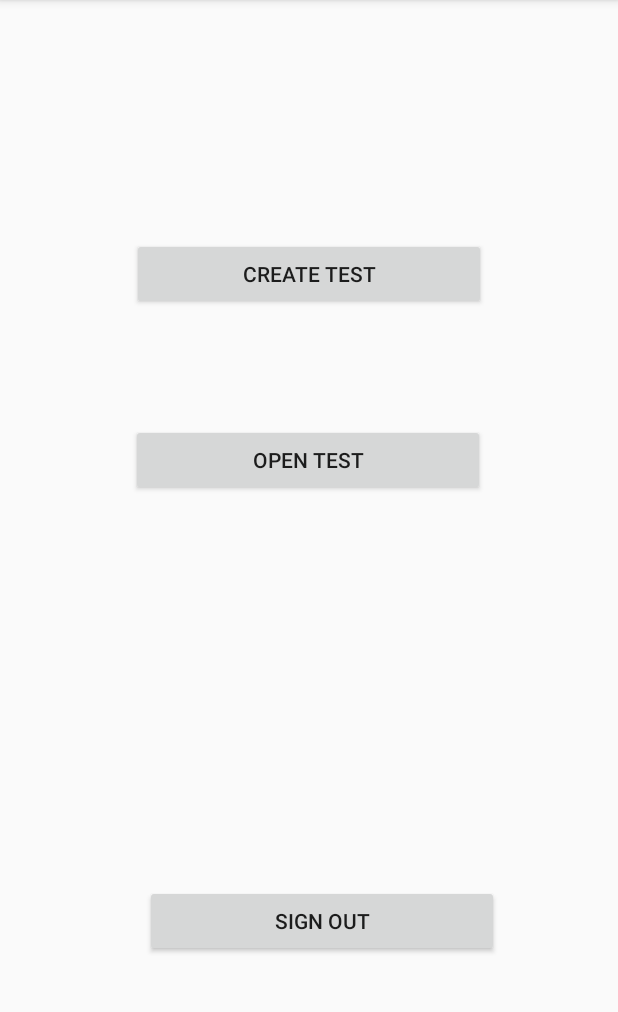
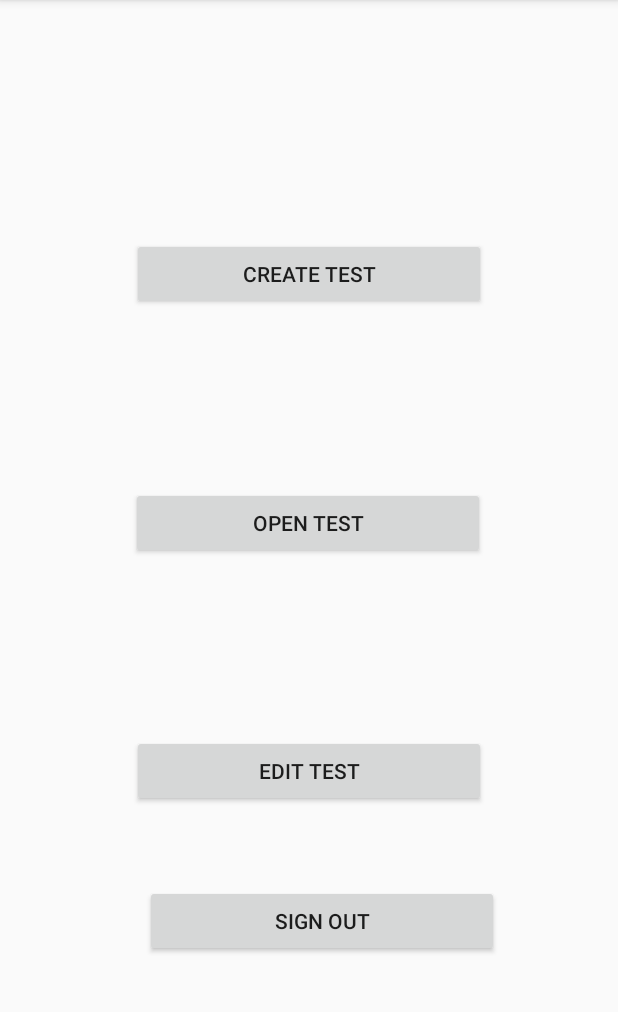
Before and after one commit to fmadrid1317/COP-4331-Testy, an Android app: the MainMenuActivity screen opened directly, with no data from a screen before it, on a phone screen of 412 x 824 dp, the part 84-1096 px from its top. Run offline under Robolectric (Android 15) with nearby library versions, the phone set to English and light mode, and no system bars; our stand-ins replace Firebase (no records; nobody signed in at launch, a user with empty details on screens opened directly).

Commit message:
Minor things

```diff
--- a/app/src/main/java/com/example/ferna/mytesty/MultipleChoice_Activity.java
+++ b/app/src/main/java/com/example/ferna/mytesty/MultipleChoice_Activity.java
@@ -9,7 +9,6 @@ import android.widget.Button;
 
 import com.google.firebase.auth.FirebaseAuth;
 import com.google.firebase.database.DatabaseReference;
-import com.google.firebase.database.FirebaseDatabase;
 
 public class MultipleChoice_Activity extends AppCompatActivity {
 
--- a/app/src/main/res/layout/activity_main_menu.xml
+++ b/app/src/main/res/layout/activity_main_menu.xml
@@ -6,6 +6,18 @@
     android:layout_height="match_parent"
     tools:context=".MainMenuActivity">
 
+
+    <Button
+        android:id="@+id/editTestButton"
+        android:layout_width="236dp"
+        android:layout_height="wrap_content"
+        android:layout_marginBottom="52dp"
+        android:layout_marginEnd="8dp"
+        android:layout_marginStart="8dp"
+        android:text="Edit Test"
+        app:layout_constraintBottom_toTopOf="@+id/sign_out_button"
+        app:layout_constraintEnd_toEndOf="parent"
+        app:layout_constraintStart_toStartOf="parent" />
 
     <Button
         android:id="@+id/newTestButton"
@@ -27,17 +39,16 @@
         android:id="@+id/openTestButton"
         android:layout_width="236dp"
         android:layout_height="wrap_content"
+        android:layout_marginBottom="52dp"
+        android:layout_marginEnd="74dp"
         android:layout_marginStart="74dp"
         android:layout_marginTop="52dp"
-        android:layout_marginEnd="74dp"
-        android:layout_marginBottom="256dp"
         android:text="Open Test"
-        app:layout_constraintBottom_toBottomOf="parent"
+        app:layout_constraintBottom_toTopOf="@+id/editTestButton"
         app:layout_constraintEnd_toEndOf="parent"
         app:layout_constraintHorizontal_bias="0.481"
         app:layout_constraintStart_toStartOf="parent"
-        app:layout_constraintTop_toBottomOf="@+id/newTestButton"
-        app:layout_constraintVertical_bias="0.116" />
+        app:layout_constraintTop_toBottomOf="@+id/newTestButton" />
 
     <Button
         android:id="@+id/sign_out_button"
@@ -46,14 +57,11 @@
         android:layout_marginBottom="130dp"
         android:layout_marginEnd="74dp"
         android:layout_marginStart="74dp"
-        android:layout_marginTop="24dp"
         android:text="Sign Out"
         app:layout_constraintBottom_toBottomOf="parent"
         app:layout_constraintEnd_toEndOf="parent"
         app:layout_constraintHorizontal_bias="0.818"
-        app:layout_constraintStart_toStartOf="parent"
-        app:layout_constraintTop_toBottomOf="@+id/newTestButton"
-        app:layout_constraintVertical_bias="1.0" />
+        app:layout_constraintStart_toStartOf="parent" />
 
 
 
```
